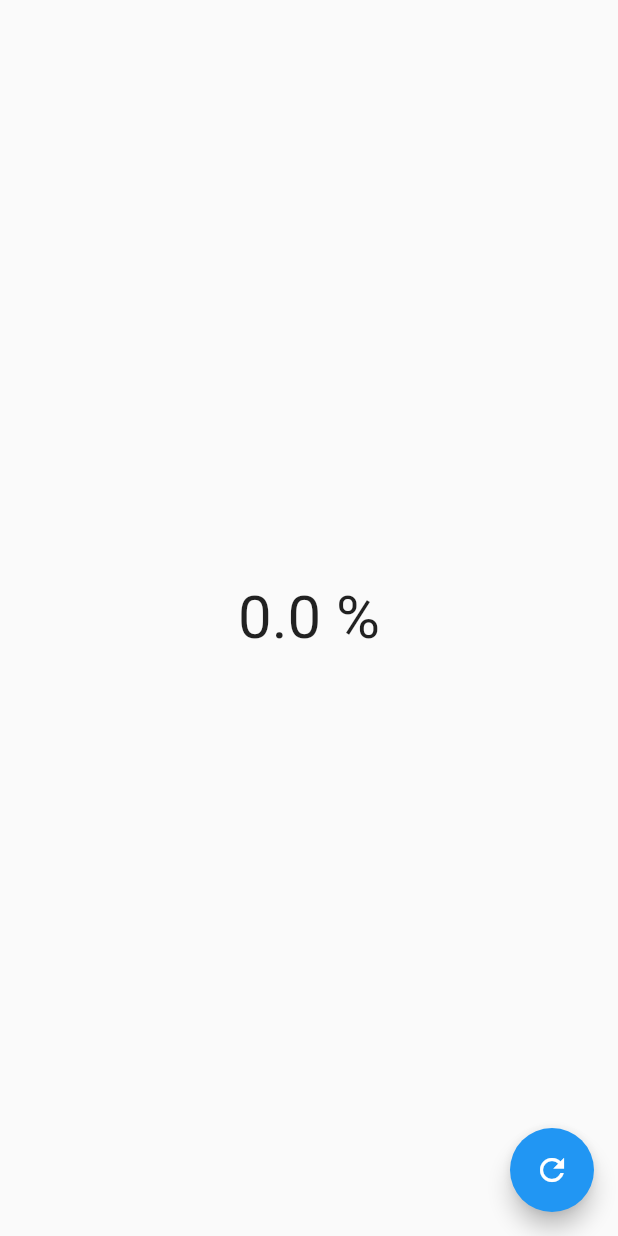
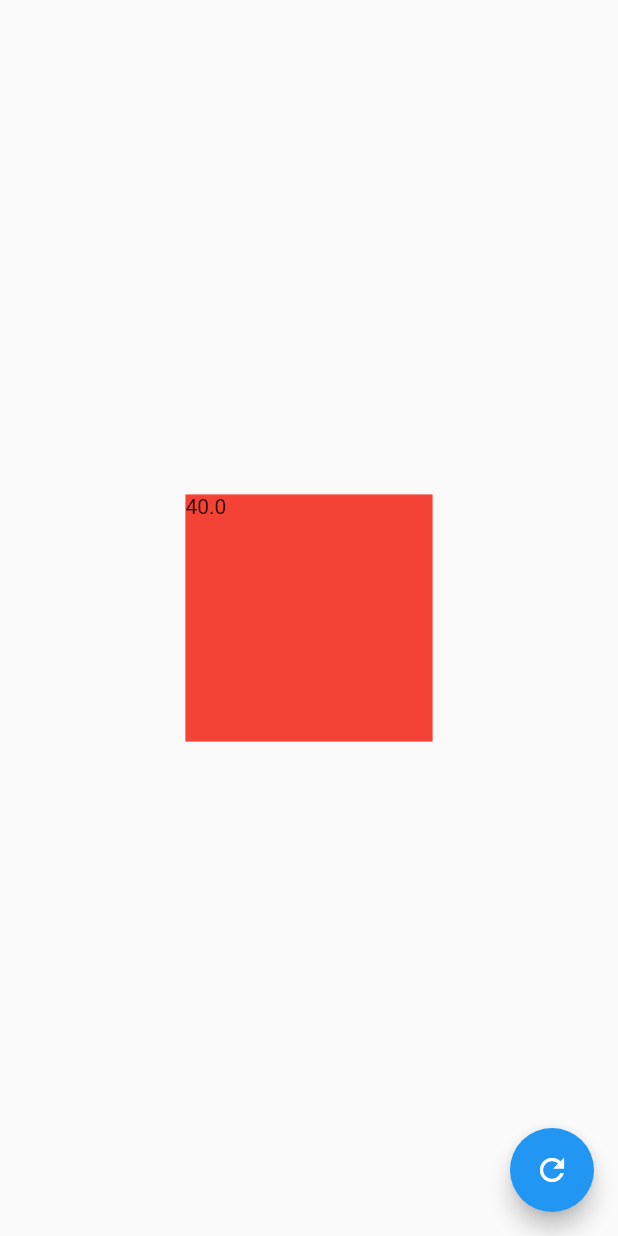
Before and after one commit to CrisMEDev/Flutter-Designs_and_animations, a Flutter app: the screen it shows after launch, on a phone screen of 412 x 824 dp. Run offline on Flutter 3.47's test engine with Material 2 defaults, Android fonts, the phone set to English and light mode, and no system bars.

Commit message:
Se creo el archivo que contendrá el widget radialProgress

```diff
--- a/lib/src/pages/graficas_circualres_page.dart
+++ b/lib/src/pages/graficas_circualres_page.dart
@@ -1,4 +1,6 @@
 import 'package:flutter/material.dart';
+
+import 'package:backgrounds_custom_painter/src/widgets/radial_progress.dart';
 
 class GraficaCircularPage extends StatefulWidget {
   @override
@@ -22,7 +24,13 @@ class _GraficaCircularPageState extends State<GraficaCircularPage> {
         }
       ),
       body: Center(
-        child: Text('$porcentaje %', style: TextStyle( fontSize: 40 ),),
+        child: Container(
+          width: MediaQuery.of(context).size.width * 0.40,
+          height: MediaQuery.of(context).size.width * 0.40,
+          color: Colors.red,
+
+          child: RadialProgress( porcentaje: 40 ),
+        )
       ),
     );
   }
--- /dev/null
+++ b/lib/src/widgets/radial_progress.dart
@@ -0,0 +1,20 @@
+import 'package:flutter/material.dart';
+
+class RadialProgress extends StatefulWidget {
+
+  final double porcentaje;
+
+  RadialProgress( {@required this.porcentaje } );
+
+  @override
+  _RadialProgressState createState() => _RadialProgressState();
+}
+
+class _RadialProgressState extends State<RadialProgress> {
+  @override
+  Widget build(BuildContext context) {
+    return Container(
+      child: Text( widget.porcentaje.toString() ),       // widget hace referencia a el mismo para usar el porcentaje
+    );
+  }
+}
```
